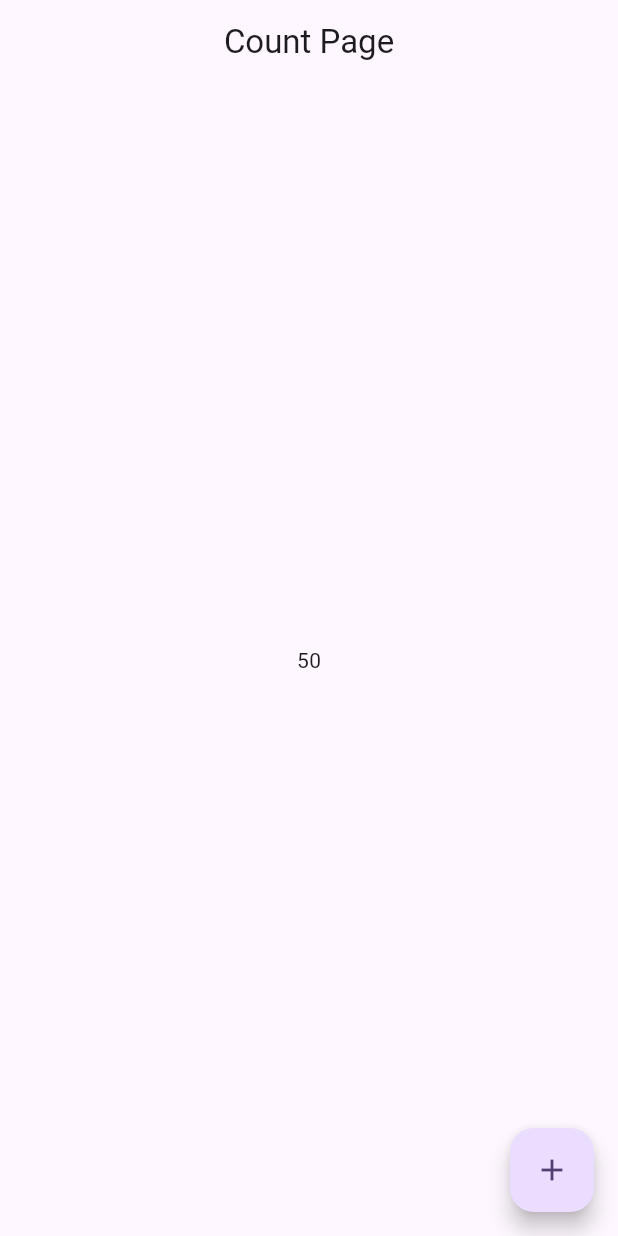
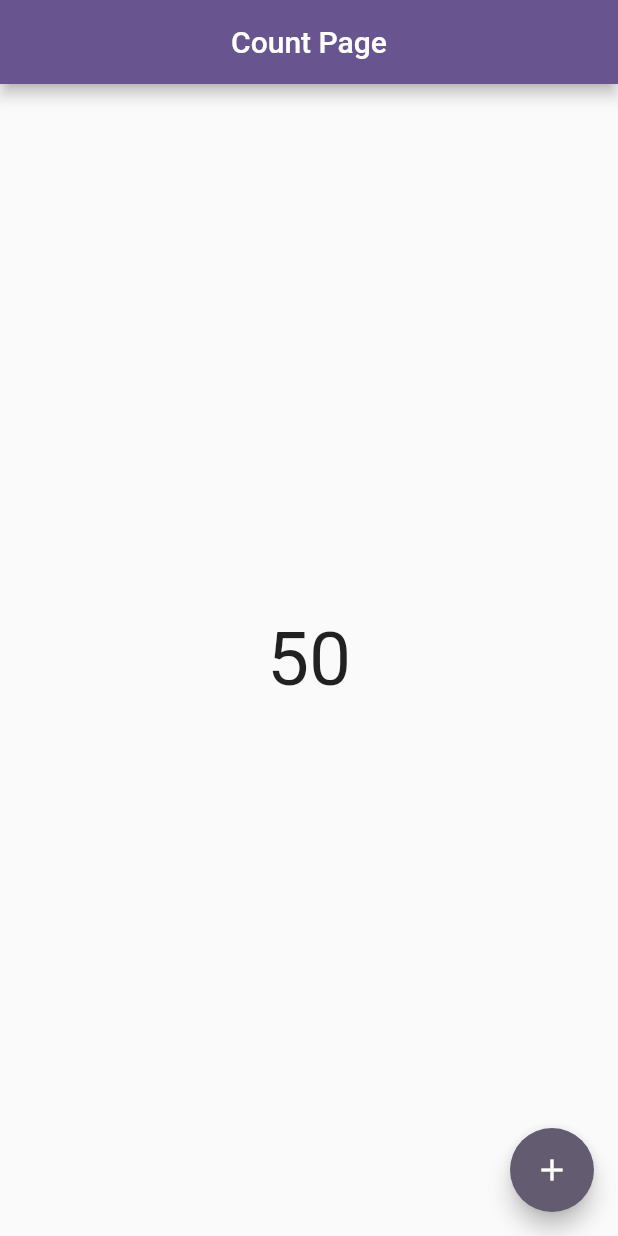
Before and after one commit to AjmianurRahman/Flutter-Provider-Demo, a Flutter app: the screen it shows after launch, on a phone screen of 412 x 824 dp. Run offline on Flutter 3.47's test engine with Material 3 defaults, Android fonts, the phone set to English and light mode, and no system bars.

Commit message:
Initial Commit

```diff
--- a/lib/main.dart
+++ b/lib/main.dart
@@ -18,7 +18,7 @@
       title: 'Flutter Demo',
       theme: ThemeData(
         colorScheme: ColorScheme.fromSeed(seedColor: Colors.deepPurple),
-        useMaterial3: true,
+        useMaterial3: false,
       ),
       home: const CountExscreen(),
     ) ,);
--- a/lib/screens/count_exscreen.dart
+++ b/lib/screens/count_exscreen.dart
@@ -16,12 +16,12 @@ class _CountExscreenState extends State<CountExscreen> {
 
     return Scaffold(
       appBar: AppBar(
-        title: Text('Count Page'),
+        title: const Text('Count Page'),
         centerTitle: true,
       ),
       body: Center(
           child: Consumer<CountProvider>(builder: (context, value, child) {
-        return Text(value.count.toString());
+        return Text(value.count.toString(), style: const TextStyle(fontSize: 50));
       })),
       floatingActionButton: FloatingActionButton(
         onPressed: () {
```
